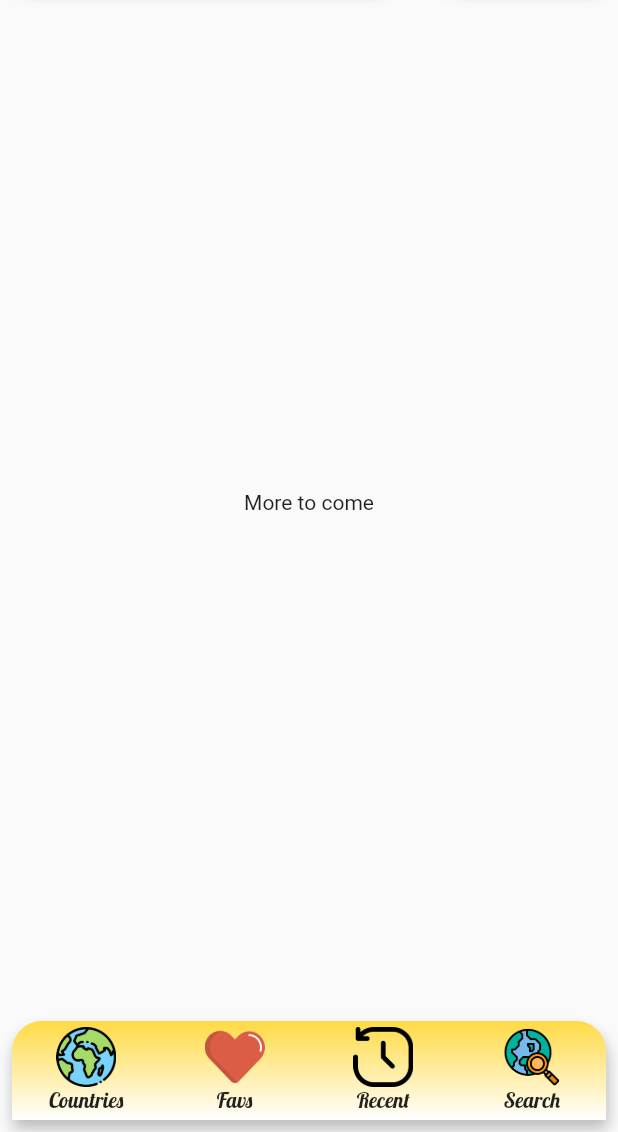
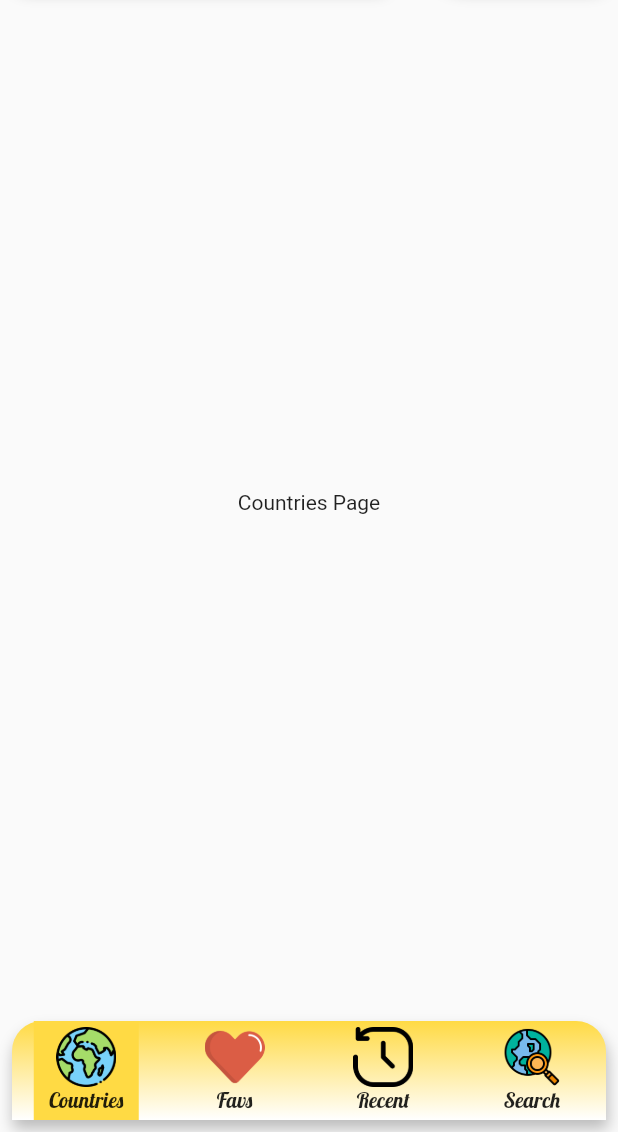
Before and after one commit to MartinBruska/PublicHolidayRebuild, a Flutter app: the screen it shows after launch, on a phone screen of 412 x 824 dp, the part 104-1236 px from its top. Run offline on Flutter 3.47's test engine with Material 2 defaults, Android fonts, the phone set to English and light mode, and no system bars; our stand-ins replace google_fonts.

Commit message:
bottom navBar button functionality completed

```diff
--- a/public_holiday/lib/components/bottom_app_bar.dart
+++ b/public_holiday/lib/components/bottom_app_bar.dart
@@ -2,50 +2,25 @@ import 'package:flutter/material.dart';
 import 'package:google_fonts/google_fonts.dart';
 
 class CustomBottomAppBar extends StatelessWidget {
-  final List<Icon> icons;
+  final List<String> iconsName;
   final List<String> iconsTitle;
+  final Function(int) onPressed;
+  final int activeIndex;
 
-  CustomBottomAppBar({@required this.icons, @required this.iconsTitle});
+  CustomBottomAppBar(
+      {@required this.iconsName,
+      @required this.iconsTitle,
+      @required this.onPressed,
+      @required this.activeIndex});
+
   @override
   Widget build(BuildContext context) {
     return Container(
-      child: Row(
-        mainAxisAlignment: MainAxisAlignment.spaceAround,
-        children: <Widget>[
-          BottomAppBarButton(
-            iconName: "countries_icon.png",
-            title: "Countries",
-            onTapFunction: () {
-              print(" countries tapped");
-            },
-          ),
-          BottomAppBarButton(
-            iconName: "favs_icon.png",
-            title: "Favs",
-            onTapFunction: () {
-              print(" favs tapped");
-            },
-          ),
-          BottomAppBarButton(
-            iconName: "recent_icon.png",
-            title: "Recent",
-            onTapFunction: () {
-              print(" recent tapped");
-            },
-          ),
-          BottomAppBarButton(
-            iconName: "countries_search_icon.png",
-            title: "Search",
-            onTapFunction: () {
-              print(" search tapped");
-            },
-          ),
-        ],
-      ),
       height: 66.0,
       width: MediaQuery.of(context).size.width,
       margin: EdgeInsets.all(8.0),
       decoration: BoxDecoration(
+        color: const Color(0xFFFFDA44),
         borderRadius: BorderRadius.only(
           topRight: Radius.circular(20),
           topLeft: Radius.circular(20),
@@ -67,6 +42,17 @@ class CustomBottomAppBar extends StatelessWidget {
           ),
         ],
       ),
+      child: Row(
+        mainAxisAlignment: MainAxisAlignment.spaceAround,
+        children: <Widget>[
+          for (int i = 0; i < iconsName.length; i++)
+            BottomAppBarButton(
+                iconName: iconsName[i],
+                title: iconsTitle[i],
+                color: i == activeIndex? const Color(0xFFFFDA44): Colors.transparent,
+                onTapFunction: () => onPressed(i))
+        ],
+      ),
     );
   }
 }
@@ -75,32 +61,28 @@ class BottomAppBarButton extends StatefulWidget {
   final String iconName;
   final String title;
   final VoidCallback onTapFunction;
+  final Color color;
 
   BottomAppBarButton(
       {@required this.iconName,
       @required this.title,
-      @required this.onTapFunction});
+      @required this.onTapFunction,
+      @required this.color});
 
   @override
   _BottomAppBarButtonState createState() => _BottomAppBarButtonState();
 }
 
 class _BottomAppBarButtonState extends State<BottomAppBarButton> {
-  bool _pressed = false;
+
   @override
   Widget build(BuildContext context) {
     return Material(
       //type: MaterialType.transparency,
-      color: _pressed ? Color(0xFFFFDA44) : Colors.transparent,
+      color: this.widget.color,
       child: InkWell(
         borderRadius: BorderRadius.circular(10.0),
-        onTap: () {
-          widget.onTapFunction();
-          this.setState(() {
-            _pressed = true;
-          });
-        },
-        //highlightColor: Colors.green,
+        onTap: this.widget.onTapFunction,
         child: Container(
           padding: EdgeInsets.all(4.0),
           width: 70,
--- /dev/null
+++ b/public_holiday/lib/screens/countries_page.dart
@@ -0,0 +1,10 @@
+import 'package:flutter/material.dart';
+
+class CountriesPage extends StatelessWidget {
+  @override
+  Widget build(BuildContext context) {
+    return Container(
+      child: Center(child: Text("Countries Page")),
+    );
+  }
+}
--- /dev/null
+++ b/public_holiday/lib/screens/favs_page.dart
@@ -0,0 +1,10 @@
+import 'package:flutter/material.dart';
+
+class FavsPage extends StatelessWidget {
+  @override
+  Widget build(BuildContext context) {
+    return Container(
+      child: Center(child: Text("Favs Page")),
+    );
+  }
+}
--- a/public_holiday/lib/screens/home_page.dart
+++ b/public_holiday/lib/screens/home_page.dart
@@ -1,18 +1,44 @@
 import 'package:flutter/material.dart';
 import 'package:public_holiday/components/bottom_app_bar.dart';
 import 'package:public_holiday/components/top_app_bar.dart';
+import 'package:public_holiday/screens/favs_page.dart';
+import 'package:public_holiday/screens/recent_page.dart';
+import 'package:public_holiday/screens/countries_page.dart';
 
-class HomePage extends StatelessWidget {
+class HomePage extends StatefulWidget {
+  @override
+  _HomePageState createState() => _HomePageState();
+}
+
+class _HomePageState extends State<HomePage> {
+  var navIndex = 0;
+
+  final pages = List<Widget>.unmodifiable([
+    CountriesPage(),
+    FavsPage(),
+    RecentPage(),
+  ]);
+
   @override
   Widget build(BuildContext context) {
     return Scaffold(
       appBar: TopAppBar(title: "Public Holiday."),
-      body: Center(
-        child: Text("More to come"),
-      ),
+      body: pages[navIndex],
       bottomNavigationBar: CustomBottomAppBar(
-        icons: null,
-        iconsTitle: null,
+        iconsName: [
+          "countries_icon.png",
+          "favs_icon.png",
+          "recent_icon.png",
+          "countries_search_icon.png"
+        ],
+        iconsTitle: [
+          "Countries",
+          "Favs",
+          "Recent",
+          "Search"
+        ],
+        onPressed: (i) => setState(() => navIndex = i),
+        activeIndex: navIndex,
       ),
     );
   }
--- /dev/null
+++ b/public_holiday/lib/screens/recent_page.dart
@@ -0,0 +1,12 @@
+import 'package:flutter/material.dart';
+
+class RecentPage extends StatelessWidget {
+  @override
+  Widget build(BuildContext context) {
+    return Container(
+      child: Center(
+        child: Text("Recent Page"),
+      ),
+    );
+  }
+}
--- a/public_holiday/pubspec.yaml
+++ b/public_holiday/pubspec.yaml
@@ -14,7 +14,7 @@ description: A new Flutter project.
 version: 1.0.0+1
 
 environment:
-  sdk: ">=2.1.0 <3.0.0"
+  sdk: ">=2.2.2 <3.0.0"
 
 dependencies:
   flutter:
```
